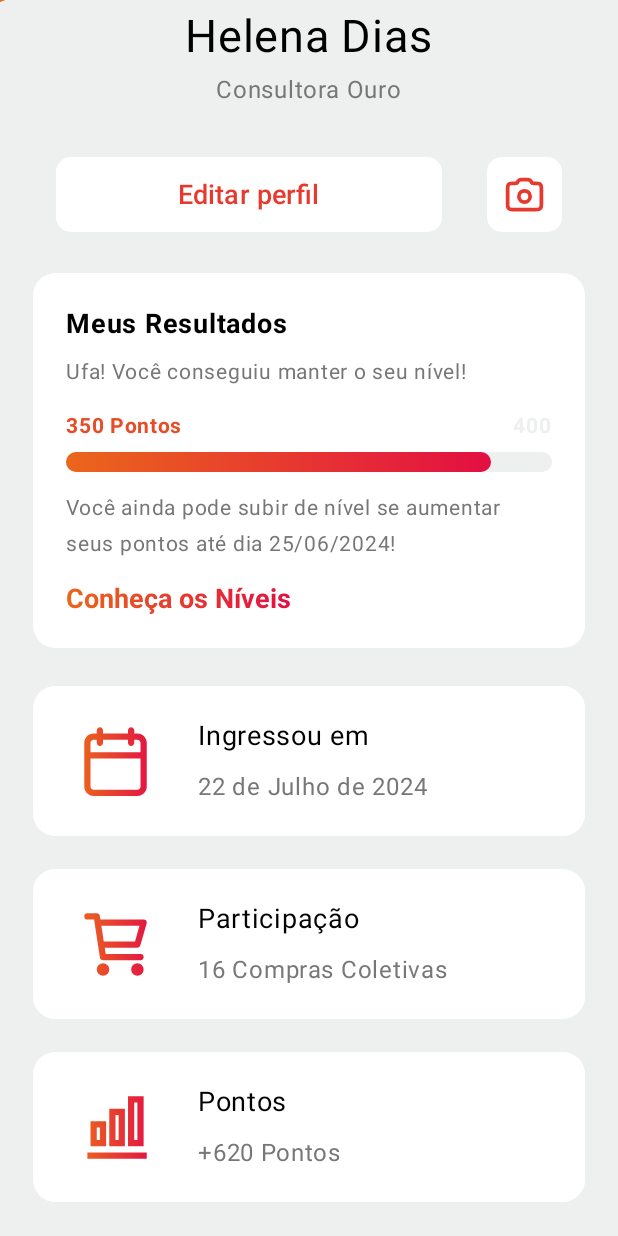
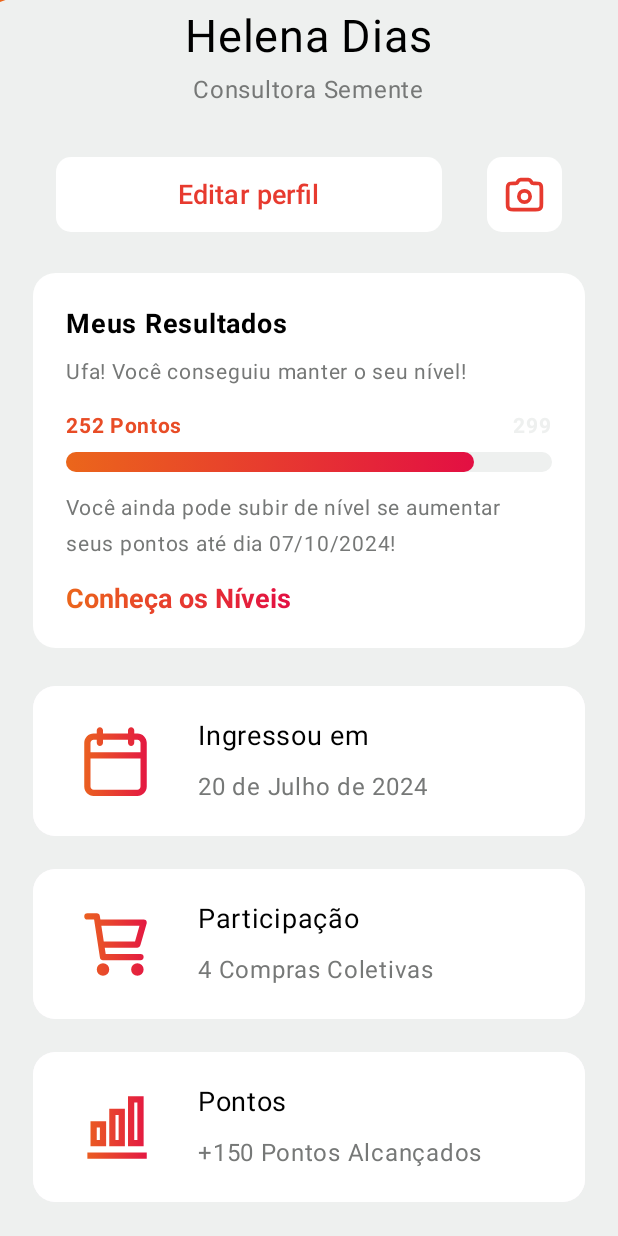
Before and after one commit to dvieirazzy/conecta-app, an Android app built with Jetpack Compose: the ProfileScreen screen opened through its navigation route, scrolled down 298 dp, on a phone screen of 412 x 824 dp. Run offline under Robolectric (Android 15) with nearby library versions, the phone set to English and light mode, and no system bars; our stand-ins replace Shimmer, accompanist.

Commit message:
fixing app final details

```diff
--- a/app/src/main/java/br/com/natura/conecta/ConectaApp.kt
+++ b/app/src/main/java/br/com/natura/conecta/ConectaApp.kt
@@ -134,7 +134,7 @@ fun ConectaApp(
                                         fontSize = 18.sp
                                     )
                                     Text(
-                                        text = "Consultora Ouro",
+                                        text = "Consultora Semente",
                                         color = DarkGray,
                                         fontSize = 14.sp
                                     )
--- a/app/src/main/java/br/com/natura/conecta/sampledata/SampleData.kt
+++ b/app/src/main/java/br/com/natura/conecta/sampledata/SampleData.kt
@@ -265,9 +265,9 @@ val consultant = Consultant(
     name = "Helena Dias",
     city = "Rio de Janeiro",
     state = "RJ",
-    level = "Ouro",
+    level = "Semente",
     position = "28",
-    points = "350",
+    points = "252",
     image = R.drawable.consultant_user_photo
 )
 
--- a/app/src/main/java/br/com/natura/conecta/ui/components/home/StatusCard.kt
+++ b/app/src/main/java/br/com/natura/conecta/ui/components/home/StatusCard.kt
@@ -66,13 +66,13 @@ fun StatusCard(
                     horizontalArrangement = Arrangement.SpaceBetween
                 ) {
                     Text(
-                        text = "350 Pontos",
+                        text = "252 Pontos",
                         fontSize = 14.sp,
                         color = Orange,
                         fontWeight = FontWeight.Bold
                     )
                     Text(
-                        text = "400",
+                        text = "299",
                         fontSize = 14.sp,
                         fontWeight = FontWeight.Bold,
                         color = SoftGray
@@ -91,7 +91,7 @@ fun StatusCard(
                     Row(
                         Modifier
                             .height(13.dp)
-                            .fillMaxWidth(0.875f)
+                            .fillMaxWidth(0.84f)
                             .background(
                                 brush = NaturaGradient,
                                 shape = RoundedCornerShape(10.dp)
@@ -100,7 +100,7 @@ fun StatusCard(
                 }
             }
             Text(
-                text = "Você ainda pode subir de nível se aumentar seus pontos até dia 25/06/2024!",
+                text = "Você ainda pode subir de nível se aumentar seus pontos até dia 07/10/2024!",
                 fontSize = 14.sp,
                 color = DarkGray
             )
--- a/app/src/main/java/br/com/natura/conecta/ui/screens/sidebar/AboutScreen.kt
+++ b/app/src/main/java/br/com/natura/conecta/ui/screens/sidebar/AboutScreen.kt
@@ -42,7 +42,7 @@ fun AboutScreen() {
                     .align(Alignment.CenterHorizontally)
             )
             Text(
-                text = "App Conecta\n\nApp Desenvolvido por Deivid Moura Vieira, aluno do curso de sistemas de informação - FIAP\n\nO App foi desenvolvido utilizando a linguagem de programação Kotlin, e a tecnologia Jetpack Conpose, o kit de ferramentas moderno recomendado pelo Android para criar interfaces nativas. Ele simplifica e acelera o desenvolvimento de UI no Android.",
+                text = "App Conecta\n\nApp Desenvolvido pelos alunos do Grupo NEXUS do curso de sistemas de informação - FIAP\n\nO App foi desenvolvido utilizando a linguagem de programação Kotlin, e a tecnologia Jetpack Conpose, o kit de ferramentas moderno recomendado pelo Android para criar interfaces nativas. Ele simplifica e acelera o desenvolvimento de UI no Android.",
                 fontSize = 16.sp,
                 color = Color.Black,
                 modifier = Modifier.fillMaxWidth(0.80f)
--- a/app/src/main/java/br/com/natura/conecta/ui/screens/sidebar/ProfileScreen.kt
+++ b/app/src/main/java/br/com/natura/conecta/ui/screens/sidebar/ProfileScreen.kt
@@ -86,7 +86,7 @@ fun ProfileScreen(
                     .align(Alignment.CenterHorizontally)
             )
             Text(
-                text = "Consultora Ouro",
+                text = "Consultora Semente",
                 fontSize = 16.sp,
                 color = DarkGray,
                 modifier = Modifier.align(Alignment.CenterHorizontally)
@@ -150,17 +150,17 @@ fun ProfileScreen(
             ) {
                 ProfileCard(
                     title = "Ingressou em",
-                    number = "22 de Julho de 2024",
+                    number = "20 de Julho de 2024",
                     icon = R.drawable.ic_calendar
                 )
                 ProfileCard(
                     title = "Participação",
-                    number = "16 Compras Coletivas",
+                    number = "4 Compras Coletivas",
                     icon = R.drawable.ic_cart
                 )
                 ProfileCard(
                     title = "Pontos",
-                    number = "+620 Pontos",
+                    number = "+150 Pontos Alcançados",
                     icon = R.drawable.ic_graphic
                 )
             }
```
Also changed, not shown: app/src/main/java/br/com/natura/conecta/MainActivity.kt (+5 -3 lines), app/src/main/java/br/com/natura/conecta/ui/components/sections/OrderSection.kt (+0 -39 lines).
